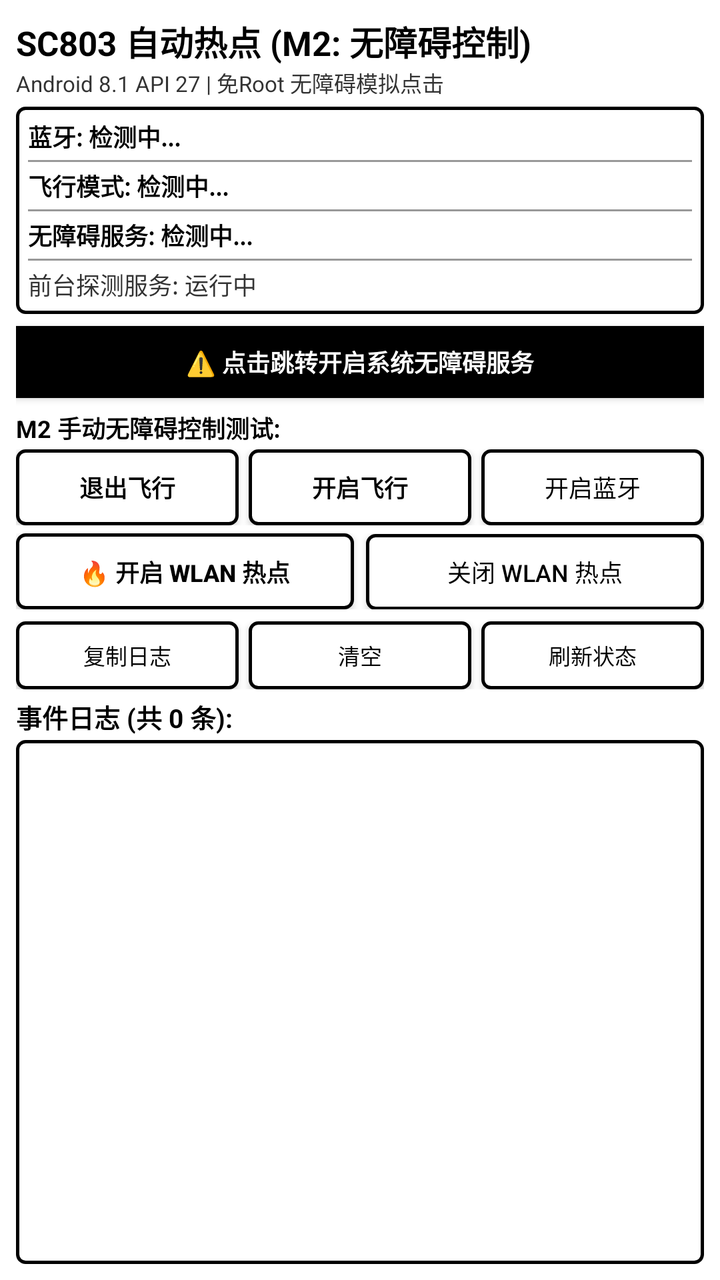
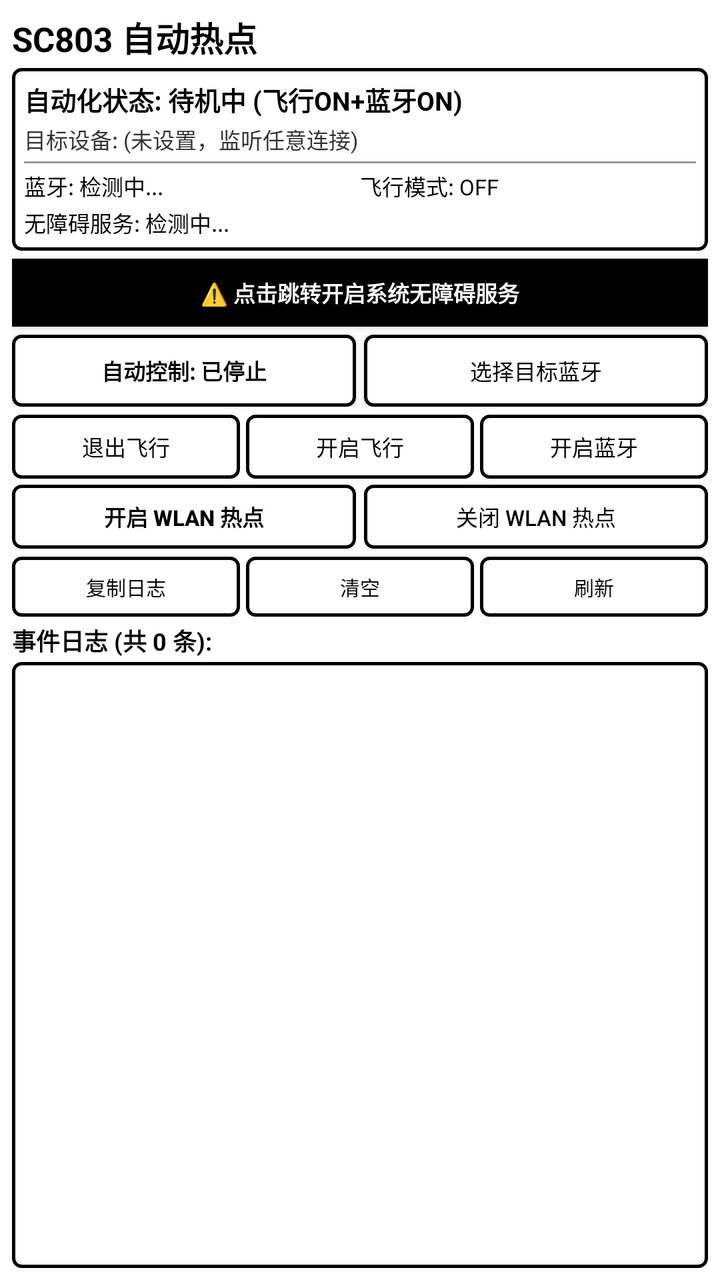

The first picture is an Android layout as it rendered before a commit; the second is the same layout after the commit. The layout source and the unified diff follow.
<!-- AndroidManifest.xml: application theme Theme.SC803Probe -->
<!-- res/layout/activity_main.xml -->
<?xml version="1.0" encoding="utf-8"?>
<LinearLayout xmlns:android="http://schemas.android.com/apk/res/android"
    android:layout_width="match_parent"
    android:layout_height="match_parent"
    android:orientation="vertical"
    android:background="@color/white"
    android:padding="8dp">

    
    <TextView
        android:layout_width="match_parent"
        android:layout_height="wrap_content"
        android:text="SC803 自动热点 (M2: 无障碍控制)"
        android:textColor="@color/black"
        android:textSize="17sp"
        android:textStyle="bold" />

    <TextView
        android:layout_width="match_parent"
        android:layout_height="wrap_content"
        android:text="Android 8.1 API 27 | 免Root 无障碍模拟点击"
        android:textColor="@color/dark_gray"
        android:textSize="11sp"
        android:layout_marginBottom="4dp" />

    
    <LinearLayout
        android:layout_width="match_parent"
        android:layout_height="wrap_content"
        android:orientation="vertical"
        android:background="@drawable/card_border"
        android:padding="6dp"
        android:layout_marginBottom="6dp">

        <TextView
            android:id="@+id/tv_bt_status"
            android:layout_width="match_parent"
            android:layout_height="wrap_content"
            android:text="蓝牙: 检测中..."
            android:textColor="@color/black"
            android:textSize="12sp"
            android:textStyle="bold" />

        <View
            android:layout_width="match_parent"
            android:layout_height="1dp"
            android:background="@color/divider_color"
            android:layout_marginTop="3dp"
            android:layout_marginBottom="3dp" />

        <TextView
            android:id="@+id/tv_airplane_status"
            android:layout_width="match_parent"
            android:layout_height="wrap_content"
            android:text="飞行模式: 检测中..."
            android:textColor="@color/black"
            android:textSize="12sp"
            android:textStyle="bold" />

        <View
            android:layout_width="match_parent"
            android:layout_height="1dp"
            android:background="@color/divider_color"
            android:layout_marginTop="3dp"
            android:layout_marginBottom="3dp" />

        <TextView
            android:id="@+id/tv_accessibility_status"
            android:layout_width="match_parent"
            android:layout_height="wrap_content"
            android:text="无障碍服务: 检测中..."
            android:textColor="@color/black"
            android:textSize="12sp"
            android:textStyle="bold" />

        <View
            android:layout_width="match_parent"
            android:layout_height="1dp"
            android:background="@color/divider_color"
            android:layout_marginTop="3dp"
            android:layout_marginBottom="3dp" />

        <TextView
            android:id="@+id/tv_service_status"
            android:layout_width="match_parent"
            android:layout_height="wrap_content"
            android:text="前台探测服务: 运行中"
            android:textColor="@color/dark_gray"
            android:textSize="12sp" />
    </LinearLayout>

    
    <Button
        android:id="@+id/btn_open_accessibility"
        android:layout_width="match_parent"
        android:layout_height="36dp"
        android:text="⚠️ 点击跳转开启系统无障碍服务"
        android:textColor="@color/white"
        android:background="@color/black"
        android:textSize="12sp"
        android:textStyle="bold"
        android:layout_marginBottom="6dp" />

    
    <TextView
        android:layout_width="match_parent"
        android:layout_height="wrap_content"
        android:text="M2 手动无障碍控制测试:"
        android:textColor="@color/black"
        android:textSize="12sp"
        android:textStyle="bold"
        android:layout_marginBottom="2dp" />

    
    <LinearLayout
        android:layout_width="match_parent"
        android:layout_height="wrap_content"
        android:orientation="horizontal"
        android:layout_marginBottom="4dp">

        <Button
            android:id="@+id/btn_airplane_off"
            android:layout_width="0dp"
            android:layout_height="38dp"
            android:layout_weight="1"
            android:text="退出飞行"
            android:textColor="@color/black"
            android:textSize="12sp"
            android:textStyle="bold"
            android:background="@drawable/btn_border"
            android:layout_marginEnd="3dp" />

        <Button
            android:id="@+id/btn_airplane_on"
            android:layout_width="0dp"
            android:layout_height="38dp"
            android:layout_weight="1"
            android:text="开启飞行"
            android:textColor="@color/black"
            android:textSize="12sp"
            android:textStyle="bold"
            android:background="@drawable/btn_border"
            android:layout_marginStart="2dp"
            android:layout_marginEnd="3dp" />

        <Button
            android:id="@+id/btn_bluetooth_on"
            android:layout_width="0dp"
            android:layout_height="38dp"
            android:layout_weight="1"
            android:text="开启蓝牙"
            android:textColor="@color/black"
            android:textSize="12sp"
            android:background="@drawable/btn_border"
            android:layout_marginStart="2dp" />
    </LinearLayout>

    
    <LinearLayout
        android:layout_width="match_parent"
        android:layout_height="wrap_content"
        android:orientation="horizontal"
        android:layout_marginBottom="6dp">

        <Button
            android:id="@+id/btn_hotspot_on"
            android:layout_width="0dp"
            android:layout_height="38dp"
            android:layout_weight="1"
            android:text="🔥 开启 WLAN 热点"
            android:textColor="@color/black"
            android:textSize="12sp"
            android:textStyle="bold"
            android:background="@drawable/btn_border"
            android:layout_marginEnd="3dp" />

        <Button
            android:id="@+id/btn_hotspot_off"
            android:layout_width="0dp"
            android:layout_height="38dp"
            android:layout_weight="1"
            android:text="关闭 WLAN 热点"
            android:textColor="@color/black"
            android:textSize="12sp"
            android:background="@drawable/btn_border"
            android:layout_marginStart="3dp" />
    </LinearLayout>

    
    <LinearLayout
        android:layout_width="match_parent"
        android:layout_height="wrap_content"
        android:orientation="horizontal"
        android:layout_marginBottom="4dp">

        <Button
            android:id="@+id/btn_copy_logs"
            android:layout_width="0dp"
            android:layout_height="34dp"
            android:layout_weight="1"
            android:text="复制日志"
            android:textColor="@color/black"
            android:textSize="11sp"
            android:background="@drawable/btn_border"
            android:layout_marginEnd="3dp" />

        <Button
            android:id="@+id/btn_clear_logs"
            android:layout_width="0dp"
            android:layout_height="34dp"
            android:layout_weight="1"
            android:text="清空"
            android:textColor="@color/black"
            android:textSize="11sp"
            android:background="@drawable/btn_border"
            android:layout_marginStart="2dp"
            android:layout_marginEnd="3dp" />

        <Button
            android:id="@+id/btn_refresh"
            android:layout_width="0dp"
            android:layout_height="34dp"
            android:layout_weight="1"
            android:text="刷新状态"
            android:textColor="@color/black"
            android:textSize="11sp"
            android:background="@drawable/btn_border"
            android:layout_marginStart="2dp" />
    </LinearLayout>

    
    <TextView
        android:id="@+id/tv_log_summary"
        android:layout_width="match_parent"
        android:layout_height="wrap_content"
        android:text="事件日志 (共 0 条):"
        android:textColor="@color/black"
        android:textSize="13sp"
        android:textStyle="bold"
        android:layout_marginBottom="2dp" />

    
    <FrameLayout
        android:layout_width="match_parent"
        android:layout_height="0dp"
        android:layout_weight="1"
        android:background="@drawable/card_border"
        android:padding="2dp">

        <androidx.recyclerview.widget.RecyclerView
            android:id="@+id/rv_logs"
            android:layout_width="match_parent"
            android:layout_height="match_parent"
            android:scrollbars="vertical" />
    </FrameLayout>

</LinearLayout>
<!-- resources referenced by this layout -->
<resources>
  <color name="black">#000000</color>
  <color name="dark_gray">#333333</color>
  <color name="divider_color">#999999</color>
  <color name="white">#FFFFFF</color>
  <!-- drawable btn_border (drawable) -->
  <?xml version="1.0" encoding="utf-8"?>
  <ripple xmlns:android="http://schemas.android.com/apk/res/android"
      android:color="@color/light_gray">
      <item>
          <shape android:shape="rectangle">
              <solid android:color="@color/white" />
              <stroke
                  android:width="1.5dp"
                  android:color="@color/black" />
              <corners android:radius="4dp" />
              <padding
                  android:left="8dp"
                  android:top="6dp"
                  android:right="8dp"
                  android:bottom="6dp" />
          </shape>
      </item>
  </ripple>
  <!-- drawable card_border (drawable) -->
  <?xml version="1.0" encoding="utf-8"?>
  <shape xmlns:android="http://schemas.android.com/apk/res/android"
      android:shape="rectangle">
      <solid android:color="@color/white" />
      <stroke
          android:width="1.5dp"
          android:color="@color/black" />
      <corners android:radius="4dp" />
  </shape>
  <style name="Theme.SC803Probe" parent="Theme.AppCompat.Light.NoActionBar">
          <item name="colorPrimary">@color/black</item>
          <item name="colorPrimaryDark">@color/black</item>
          <item name="colorAccent">@color/black</item>
          <item name="android:windowBackground">@color/white</item>
          <item name="android:textColor">@color/black</item>
      </style>
  <color name="light_gray">#E0E0E0</color>
</resources>

<!-- the commit's change to res/layout/activity_main.xml (unified diff, before → after) -->
@@ -4,25 +4,17 @@
     android:layout_height="match_parent"
     android:orientation="vertical"
     android:background="@color/white"
-    android:padding="8dp">
+    android:padding="6dp">
 
     
     <TextView
         android:layout_width="match_parent"
         android:layout_height="wrap_content"
-        android:text="SC803 自动热点 (M2: 无障碍控制)"
+        android:text="SC803 自动热点"
         android:textColor="@color/black"
         android:textSize="17sp"
         android:textStyle="bold" />
 
-    <TextView
-        android:layout_width="match_parent"
-        android:layout_height="wrap_content"
-        android:text="Android 8.1 API 27 | 免Root 无障碍模拟点击"
-        android:textColor="@color/dark_gray"
-        android:textSize="11sp"
-        android:layout_marginBottom="4dp" />
-
     
     <LinearLayout
         android:layout_width="match_parent"
@@ -30,16 +22,26 @@
         android:orientation="vertical"
         android:background="@drawable/card_border"
         android:padding="6dp"
-        android:layout_marginBottom="6dp">
+        android:layout_marginTop="3dp"
+        android:layout_marginBottom="4dp">
 
         <TextView
-            android:id="@+id/tv_bt_status"
-            android:layout_width="match_parent"
-            android:layout_height="wrap_content"
-            android:text="蓝牙: 检测中..."
-            android:textColor="@color/black"
-            android:textSize="12sp"
+            android:id="@+id/tv_automation_state"
+            android:layout_width="match_parent"
+            android:layout_height="wrap_content"
+            android:text="自动化状态: 待机中 (飞行ON+蓝牙ON)"
+            android:textColor="@color/black"
+            android:textSize="13sp"
             android:textStyle="bold" />
+
+        <TextView
+            android:id="@+id/tv_target_device"
+            android:layout_width="match_parent"
+            android:layout_height="wrap_content"
+            android:text="目标设备: (未设置，监听任意连接)"
+            android:textColor="@color/dark_gray"
+            android:textSize="11sp"
+            android:layout_marginTop="2dp" />
 
         <View
             android:layout_width="match_parent"
@@ -48,21 +50,29 @@
             android:layout_marginTop="3dp"
             android:layout_marginBottom="3dp" />
 
-        <TextView
-            android:id="@+id/tv_airplane_status"
-            android:layout_width="match_parent"
-            android:layout_height="wrap_content"
-            android:text="飞行模式: 检测中..."
-            android:textColor="@color/black"
-            android:textSize="12sp"
-            android:textStyle="bold" />
-
-        <View
-            android:layout_width="match_parent"
-            android:layout_height="1dp"
-            android:background="@color/divider_color"
-            android:layout_marginTop="3dp"
-            android:layout_marginBottom="3dp" />
+        <LinearLayout
+            android:layout_width="match_parent"
+            android:layout_height="wrap_content"
+            android:orientation="horizontal">
+
+            <TextView
+                android:id="@+id/tv_bt_status"
+                android:layout_width="0dp"
+                android:layout_height="wrap_content"
+                android:layout_weight="1"
+                android:text="蓝牙: 检测中..."
+                android:textColor="@color/black"
+                android:textSize="11sp" />
+
+            <TextView
+                android:id="@+id/tv_airplane_status"
+                android:layout_width="0dp"
+                android:layout_height="wrap_content"
+                android:layout_weight="1"
+                android:text="飞行模式: OFF"
+                android:textColor="@color/black"
+                android:textSize="11sp" />
+        </LinearLayout>
 
         <TextView
             android:id="@+id/tv_accessibility_status"
@@ -70,176 +80,179 @@
             android:layout_height="wrap_content"
             android:text="无障碍服务: 检测中..."
             android:textColor="@color/black"
-            android:textSize="12sp"
-            android:textStyle="bold" />
-
-        <View
-            android:layout_width="match_parent"
-            android:layout_height="1dp"
-            android:background="@color/divider_color"
-            android:layout_marginTop="3dp"
-            android:layout_marginBottom="3dp" />
-
-        <TextView
-            android:id="@+id/tv_service_status"
-            android:layout_width="match_parent"
-            android:layout_height="wrap_content"
-            android:text="前台探测服务: 运行中"
-            android:textColor="@color/dark_gray"
-            android:textSize="12sp" />
+            android:textSize="11sp"
+            android:layout_marginTop="2dp" />
     </LinearLayout>
 
     
     <Button
         android:id="@+id/btn_open_accessibility"
         android:layout_width="match_parent"
-        android:layout_height="36dp"
+        android:layout_height="34dp"
         android:text="⚠️ 点击跳转开启系统无障碍服务"
         android:textColor="@color/white"
         android:background="@color/black"
-        android:textSize="12sp"
+        android:textSize="11sp"
         android:textStyle="bold"
-        android:layout_marginBottom="6dp" />
+        android:layout_marginBottom="4dp" />
+
+    
+    <LinearLayout
+        android:layout_width="match_parent"
+        android:layout_height="wrap_content"
+        android:orientation="horizontal"
+        android:layout_marginBottom="4dp">
+
+        <Button
+            android:id="@+id/btn_toggle_auto"
+            android:layout_width="0dp"
+            android:layout_height="36dp"
+            android:layout_weight="1"
+            android:text="自动控制: 已停止"
+            android:textColor="@color/black"
+            android:textSize="11sp"
+            android:textStyle="bold"
+            android:background="@drawable/btn_border"
+            android:layout_marginEnd="2dp" />
+
+        <Button
+            android:id="@+id/btn_select_device"
+            android:layout_width="0dp"
+            android:layout_height="36dp"
+            android:layout_weight="1"
+            android:text="选择目标蓝牙"
+            android:textColor="@color/black"
+            android:textSize="11sp"
+            android:background="@drawable/btn_border"
+            android:layout_marginStart="2dp" />
+    </LinearLayout>
+
+    
+    <LinearLayout
+        android:layout_width="match_parent"
+        android:layout_height="wrap_content"
+        android:orientation="horizontal"
+        android:layout_marginBottom="3dp">
+
+        <Button
+            android:id="@+id/btn_airplane_off"
+            android:layout_width="0dp"
+            android:layout_height="32dp"
+            android:layout_weight="1"
+            android:text="退出飞行"
+            android:textColor="@color/black"
+            android:textSize="11sp"
+            android:background="@drawable/btn_border"
+            android:layout_marginEnd="2dp" />
+
+        <Button
+            android:id="@+id/btn_airplane_on"
+            android:layout_width="0dp"
+            android:layout_height="32dp"
+            android:layout_weight="1"
+            android:text="开启飞行"
+            android:textColor="@color/black"
+            android:textSize="11sp"
+            android:background="@drawable/btn_border"
+            android:layout_marginStart="1dp"
+            android:layout_marginEnd="2dp" />
+
+        <Button
+            android:id="@+id/btn_bluetooth_on"
+            android:layout_width="0dp"
+            android:layout_height="32dp"
+            android:layout_weight="1"
+            android:text="开启蓝牙"
+            android:textColor="@color/black"
+            android:textSize="11sp"
+            android:background="@drawable/btn_border"
+            android:layout_marginStart="1dp" />
+    </LinearLayout>
+
+    <LinearLayout
+        android:layout_width="match_parent"
+        android:layout_height="wrap_content"
+        android:orientation="horizontal"
+        android:layout_marginBottom="4dp">
+
+        <Button
+            android:id="@+id/btn_hotspot_on"
+            android:layout_width="0dp"
+            android:layout_height="32dp"
+            android:layout_weight="1"
+            android:text="开启 WLAN 热点"
+            android:textColor="@color/black"
+            android:textSize="11sp"
+            android:textStyle="bold"
+            android:background="@drawable/btn_border"
+            android:layout_marginEnd="2dp" />
+
+        <Button
+            android:id="@+id/btn_hotspot_off"
+            android:layout_width="0dp"
+            android:layout_height="32dp"
+            android:layout_weight="1"
+            android:text="关闭 WLAN 热点"
+            android:textColor="@color/black"
+            android:textSize="11sp"
+            android:background="@drawable/btn_border"
+            android:layout_marginStart="2dp" />
+    </LinearLayout>
+
+    
+    <LinearLayout
+        android:layout_width="match_parent"
+        android:layout_height="wrap_content"
+        android:orientation="horizontal"
+        android:layout_marginBottom="3dp">
+
+        <Button
+            android:id="@+id/btn_copy_logs"
+            android:layout_width="0dp"
+            android:layout_height="30dp"
+            android:layout_weight="1"
+            android:text="复制日志"
+            android:textColor="@color/black"
+            android:textSize="10sp"
+            android:background="@drawable/btn_border"
+            android:layout_marginEnd="2dp" />
+
+        <Button
+            android:id="@+id/btn_clear_logs"
+            android:layout_width="0dp"
+            android:layout_height="30dp"
+            android:layout_weight="1"
+            android:text="清空"
+            android:textColor="@color/black"
+            android:textSize="10sp"
+            android:background="@drawable/btn_border"
+            android:layout_marginStart="1dp"
+            android:layout_marginEnd="2dp" />
+
+        <Button
+            android:id="@+id/btn_refresh"
+            android:layout_width="0dp"
+            android:layout_height="30dp"
+            android:layout_weight="1"
+            android:text="刷新"
+            android:textColor="@color/black"
+            android:textSize="10sp"
+            android:background="@drawable/btn_border"
+            android:layout_marginStart="1dp" />
+    </LinearLayout>
 
     
     <TextView
-        android:layout_width="match_parent"
-        android:layout_height="wrap_content"
-        android:text="M2 手动无障碍控制测试:"
+        android:id="@+id/tv_log_summary"
+        android:layout_width="match_parent"
+        android:layout_height="wrap_content"
+        android:text="事件日志 (共 0 条):"
         android:textColor="@color/black"
         android:textSize="12sp"
         android:textStyle="bold"
         android:layout_marginBottom="2dp" />
 
     
-    <LinearLayout
-        android:layout_width="match_parent"
-        android:layout_height="wrap_content"
-        android:orientation="horizontal"
-        android:layout_marginBottom="4dp">
-
-        <Button
-            android:id="@+id/btn_airplane_off"
-            android:layout_width="0dp"
-            android:layout_height="38dp"
-            android:layout_weight="1"
-            android:text="退出飞行"
-            android:textColor="@color/black"
-            android:textSize="12sp"
-            android:textStyle="bold"
-            android:background="@drawable/btn_border"
-            android:layout_marginEnd="3dp" />
-
-        <Button
-            android:id="@+id/btn_airplane_on"
-            android:layout_width="0dp"
-            android:layout_height="38dp"
-            android:layout_weight="1"
-            android:text="开启飞行"
-            android:textColor="@color/black"
-            android:textSize="12sp"
-            android:textStyle="bold"
-            android:background="@drawable/btn_border"
-            android:layout_marginStart="2dp"
-            android:layout_marginEnd="3dp" />
-
-        <Button
-            android:id="@+id/btn_bluetooth_on"
-            android:layout_width="0dp"
-            android:layout_height="38dp"
-            android:layout_weight="1"
-            android:text="开启蓝牙"
-            android:textColor="@color/black"
-            android:textSize="12sp"
-            android:background="@drawable/btn_border"
-            android:layout_marginStart="2dp" />
-    </LinearLayout>
-
-    
-    <LinearLayout
-        android:layout_width="match_parent"
-        android:layout_height="wrap_content"
-        android:orientation="horizontal"
-        android:layout_marginBottom="6dp">
-
-        <Button
-            android:id="@+id/btn_hotspot_on"
-            android:layout_width="0dp"
-            android:layout_height="38dp"
-            android:layout_weight="1"
-            android:text="🔥 开启 WLAN 热点"
-            android:textColor="@color/black"
-            android:textSize="12sp"
-            android:textStyle="bold"
-            android:background="@drawable/btn_border"
-            android:layout_marginEnd="3dp" />
-
-        <Button
-            android:id="@+id/btn_hotspot_off"
-            android:layout_width="0dp"
-            android:layout_height="38dp"
-            android:layout_weight="1"
-            android:text="关闭 WLAN 热点"
-            android:textColor="@color/black"
-            android:textSize="12sp"
-            android:background="@drawable/btn_border"
-            android:layout_marginStart="3dp" />
-    </LinearLayout>
-
-    
-    <LinearLayout
-        android:layout_width="match_parent"
-        android:layout_height="wrap_content"
-        android:orientation="horizontal"
-        android:layout_marginBottom="4dp">
-
-        <Button
-            android:id="@+id/btn_copy_logs"
-            android:layout_width="0dp"
-            android:layout_height="34dp"
-            android:layout_weight="1"
-            android:text="复制日志"
-            android:textColor="@color/black"
-            android:textSize="11sp"
-            android:background="@drawable/btn_border"
-            android:layout_marginEnd="3dp" />
-
-        <Button
-            android:id="@+id/btn_clear_logs"
-            android:layout_width="0dp"
-            android:layout_height="34dp"
-            android:layout_weight="1"
-            android:text="清空"
-            android:textColor="@color/black"
-            android:textSize="11sp"
-            android:background="@drawable/btn_border"
-            android:layout_marginStart="2dp"
-            android:layout_marginEnd="3dp" />
-
-        <Button
-            android:id="@+id/btn_refresh"
-            android:layout_width="0dp"
-            android:layout_height="34dp"
-            android:layout_weight="1"
-            android:text="刷新状态"
-            android:textColor="@color/black"
-            android:textSize="11sp"
-            android:background="@drawable/btn_border"
-            android:layout_marginStart="2dp" />
-    </LinearLayout>
-
-    
-    <TextView
-        android:id="@+id/tv_log_summary"
-        android:layout_width="match_parent"
-        android:layout_height="wrap_content"
-        android:text="事件日志 (共 0 条):"
-        android:textColor="@color/black"
-        android:textSize="13sp"
-        android:textStyle="bold"
-        android:layout_marginBottom="2dp" />
-
-    
     <FrameLayout
         android:layout_width="match_parent"
         android:layout_height="0dp"
